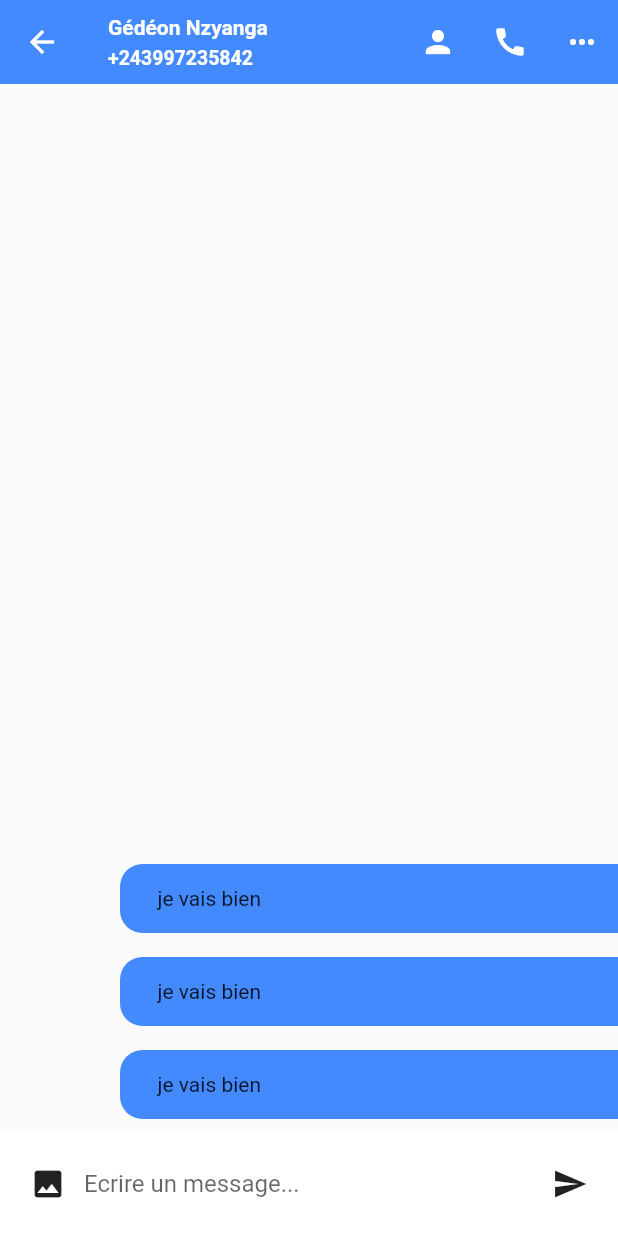
After one commit to gedeongednzyanga/ChatSMS, a Flutter app: the ReadMessage screen opened by its route, on a phone screen of 412 x 824 dp. The commit adds this screen. Run offline on Flutter 3.47's test engine with Material 2 defaults, Android fonts, the phone set to English and light mode, and no system bars; Roboto replaces fonts that are missing (Arial).

Commit message:
ajout du screen read_message

```diff
--- a/lib/main.dart
+++ b/lib/main.dart
@@ -1,5 +1,6 @@
 import 'package:ChatSMS/screens/splash_screen.dart';
 import 'package:ChatSMS/screens/write_message.dart';
+import 'package:ChatSMS/screens/read_message.dart';
 import 'package:flutter/material.dart';
 
 void main() {
@@ -19,6 +20,7 @@ class MyApp extends StatelessWidget {
       ),
       routes: <String, WidgetBuilder>{
         "screens/write_message": (BuildContext context) => new WriteMessage(),
+        "screens/read_message": (BuildContext context) => new ReadMessage(),
       },
       home: SplashScreen(),
     );
--- a/lib/screens/home_screen.dart
+++ b/lib/screens/home_screen.dart
@@ -30,7 +30,9 @@ class HomeScreen extends StatelessWidget {
         child: Column(
           children: <Widget>[
             GestureDetector(
-              onTap: () {},
+              onTap: () {
+                Navigator.of(context).pushNamed("screens/read_message");
+              },
               child: Container(
                 padding: EdgeInsets.all(10.0),
                 child: Row(
--- /dev/null
+++ b/lib/screens/read_message.dart
@@ -0,0 +1,124 @@
+import 'package:flutter/material.dart';
+
+class ReadMessage extends StatefulWidget {
+  ReadMessage({Key key}) : super(key: key);
+
+  @override
+  _ReadMessageState createState() => _ReadMessageState();
+}
+
+class _ReadMessageState extends State<ReadMessage> {
+  List<String> messages = ['Salut', 'ca va ', 'je vais bien'];
+
+  _builMessage(String message, bool me) {
+    return Container(
+      margin: me
+          ? EdgeInsets.only(top: 8.0, bottom: 8.0, left: 80.0)
+          : EdgeInsets.only(top: 8.0, bottom: 8.0, right: 80.0),
+      padding: EdgeInsets.symmetric(horizontal: 25.0, vertical: 15.0),
+      decoration: me
+          ? BoxDecoration(
+              color: Colors.blueAccent,
+              borderRadius: BorderRadius.only(
+                topLeft: Radius.circular(15.0),
+                bottomLeft: Radius.circular(15.0),
+              ),
+            )
+          : BoxDecoration(
+              color: Colors.blueGrey,
+              borderRadius: BorderRadius.only(
+                topRight: Radius.circular(15.0),
+                bottomRight: Radius.circular(15.0),
+              ),
+            ),
+      child: Text(
+        messages[2],
+      ),
+    );
+  }
+
+  _builCompose() {
+    return Container(
+      padding: EdgeInsets.symmetric(horizontal: 8.0),
+      height: 70.0,
+      color: Colors.white,
+      child: Row(
+        children: <Widget>[
+          IconButton(icon: Icon(Icons.photo), onPressed: () {}),
+          Expanded(
+            child: TextField(
+              decoration:
+                  InputDecoration.collapsed(hintText: "Ecrire un message..."),
+            ),
+          ),
+          IconButton(icon: Icon(Icons.send), onPressed: () {}),
+        ],
+      ),
+    );
+  }
+
+  @override
+  Widget build(BuildContext context) {
+    return Scaffold(
+      appBar: AppBar(
+        backgroundColor: Theme.of(context).primaryColor,
+        title: Column(
+          crossAxisAlignment: CrossAxisAlignment.start,
+          children: [
+            Text(
+              "Gédéon Nzyanga",
+              style: TextStyle(
+                fontSize: 14.0,
+                fontFamily: "Arial",
+                fontWeight: FontWeight.bold,
+              ),
+            ),
+            SizedBox(height: 5.0),
+            Text(
+              "+243997235842",
+              style: TextStyle(
+                fontSize: 13.0,
+                fontFamily: "Arial",
+                fontWeight: FontWeight.bold,
+              ),
+            ),
+          ],
+        ),
+        elevation: 0.0,
+        actions: <Widget>[
+          IconButton(
+            icon: Icon(Icons.person),
+            onPressed: () {},
+          ),
+          IconButton(
+            icon: Icon(Icons.call),
+            onPressed: () {},
+          ),
+          IconButton(
+            icon: Icon(Icons.more_horiz),
+            onPressed: () {},
+          ),
+        ],
+      ),
+      body: Column(
+        children: <Widget>[
+          Expanded(
+            child: Container(
+              child: ClipRRect(
+                child: ListView.builder(
+                  reverse: true,
+                  padding: EdgeInsets.only(top: 10.0),
+                  itemCount: messages.length,
+                  itemBuilder: (BuildContext context, int index) {
+                    return _builMessage(messages[index], true);
+                  },
+                ),
+              ),
+            ),
+          ),
+          _builCompose(),
+        ],
+      ),
+    );
+  }
+}
```
